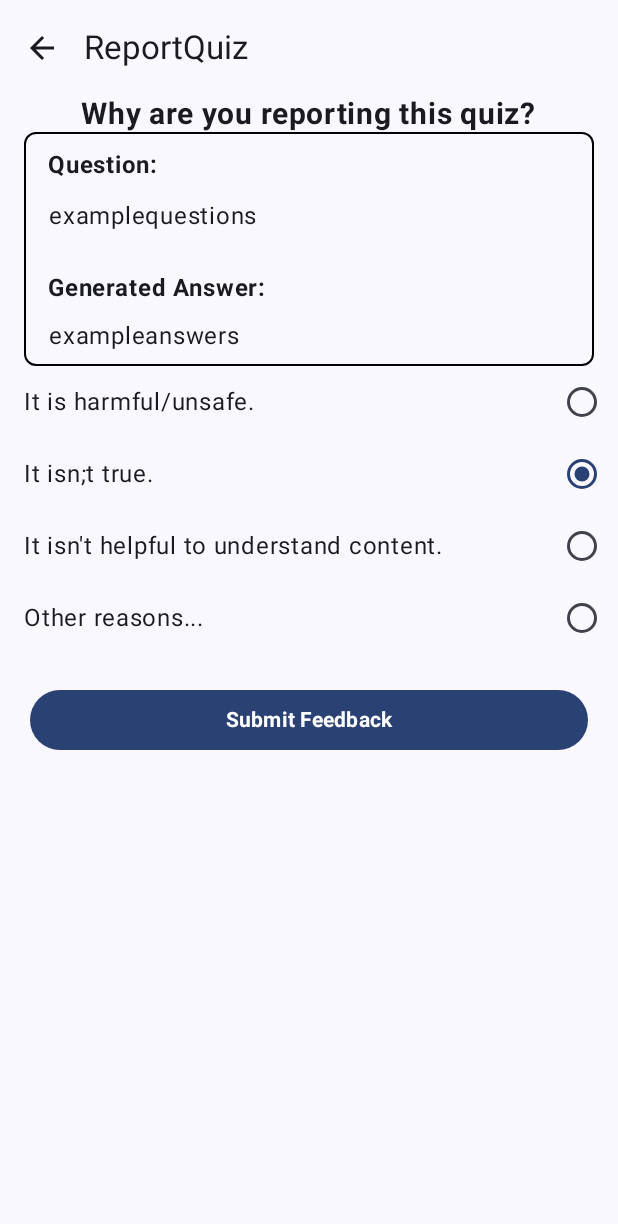
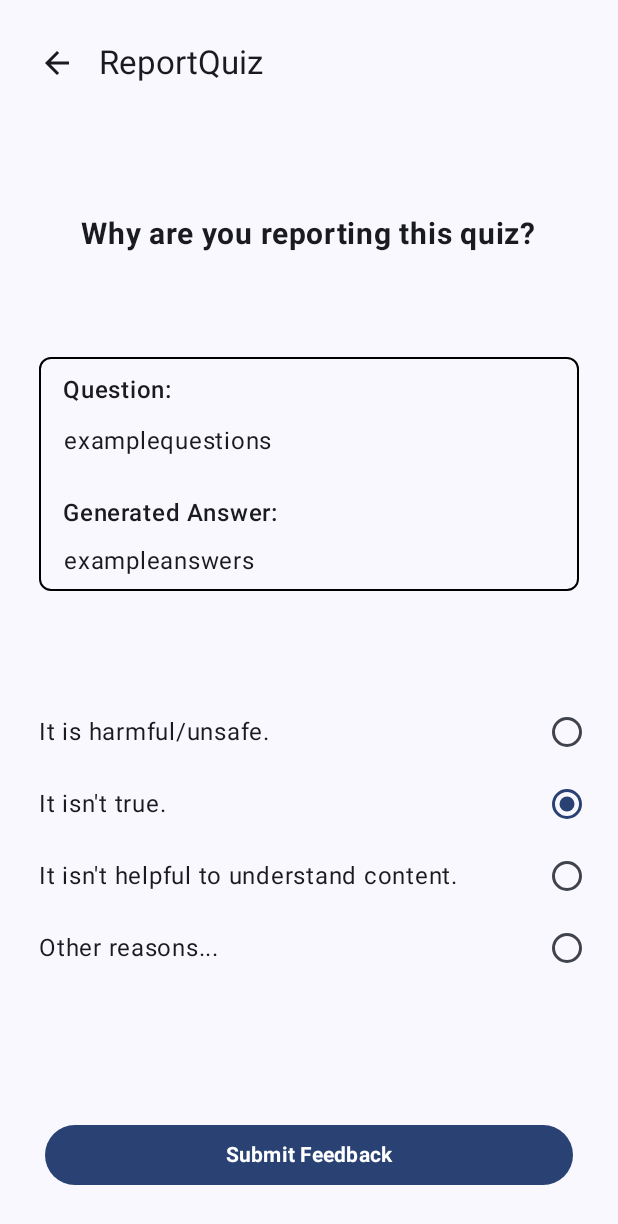
Before and after one commit to snuhcs-course/swpp-2023-project-team-7, an Android app built with Jetpack Compose: the composable ReportView shown on its own in the app's theme, on a phone screen of 412 x 824 dp. Shown: the top 1224 px of the screen. Run offline under Robolectric (Android 15) with nearby library versions, the light colour scheme and no system bars.

Commit message:
viewer: QuizReportView updated

```diff
--- a/frontend/app/src/main/java/com/example/shareader/ReportView.kt
+++ b/frontend/app/src/main/java/com/example/shareader/ReportView.kt
@@ -8,6 +8,7 @@ import androidx.compose.foundation.border
 import androidx.compose.foundation.layout.Arrangement
 import androidx.compose.foundation.layout.Column
 import androidx.compose.foundation.layout.Row
+import androidx.compose.foundation.layout.fillMaxHeight
 import androidx.compose.foundation.layout.fillMaxSize
 import androidx.compose.foundation.layout.fillMaxWidth
 import androidx.compose.foundation.layout.height
@@ -58,7 +59,7 @@ fun ReportView(navController: NavController) {
     Column (
         horizontalAlignment = Alignment.CenterHorizontally,
         verticalArrangement = Arrangement.SpaceBetween,
-        modifier = Modifier.padding()
+        modifier = Modifier.padding(10.dp).fillMaxHeight()
     ){
         TopAppBar(
             title = { Text(text = "ReportQuiz") },
@@ -92,10 +93,10 @@ fun ReportQuestion(){
             .fillMaxWidth()
             .border(width = 1.dp, color = Color.Black, shape = RoundedCornerShape(8.dp))
     ){
-        Text(text = "Question:", fontSize = 16.sp, fontWeight = FontWeight.Bold, textAlign = TextAlign.Start, modifier = Modifier.padding(horizontal = 16.dp, vertical = 10.dp))
+        Text(text = "Question:", fontSize = 16.sp, fontWeight = FontWeight.SemiBold, textAlign = TextAlign.Start, modifier = Modifier.padding(horizontal = 16.dp, vertical = 10.dp))
         Text(text = "examplequestions",modifier = Modifier.padding(horizontal = 16.dp), textAlign = TextAlign.Center, )
         Text(text = " ")
-        Text(text = "Generated Answer:", fontSize = 16.sp, fontWeight = FontWeight.Bold, textAlign = TextAlign.Start,modifier = Modifier.padding(horizontal = 16.dp))
+        Text(text = "Generated Answer:", fontSize = 16.sp, fontWeight = FontWeight.SemiBold, textAlign = TextAlign.Start,modifier = Modifier.padding(horizontal = 16.dp))
         Text(text = "exampleanswers",modifier = Modifier.padding(horizontal = 16.dp,  vertical = 8.dp), textAlign = TextAlign.Center)
 
     }
@@ -103,7 +104,7 @@ fun ReportQuestion(){
 
 @Composable
 fun ReportSelection(){
-    val radioOptions = listOf("It is harmful/unsafe.", "It isn;t true.", "It isn't helpful to understand content.", "Other reasons...")
+    val radioOptions = listOf("It is harmful/unsafe.", "It isn't true.", "It isn't helpful to understand content.", "Other reasons...")
     val (selectedOption, onOptionSelected) = remember { mutableStateOf(radioOptions[1] ) }
     Column {
         radioOptions.forEach { text ->
```
